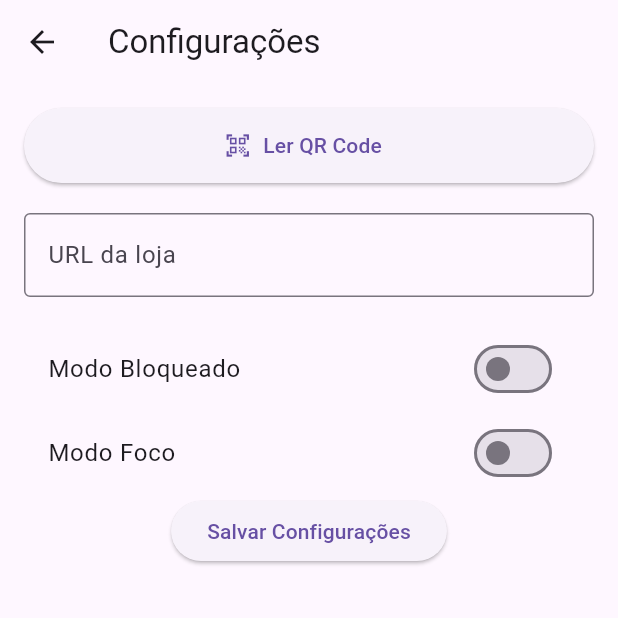
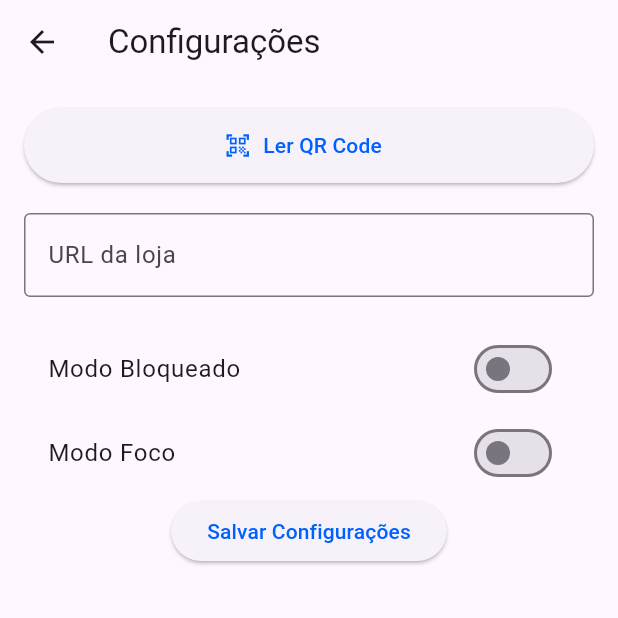
Before and after one commit to tiautomacao/webkiosk, a Flutter app: the ConfigScreen screen opened directly, on a phone screen of 412 x 824 dp, the top half of it. Run offline on Flutter 3.47's test engine with Material 3 defaults, Android fonts, the phone set to English and light mode, and no system bars; our stand-ins replace pinput, shared_preferences, webview_flutter; missing offline and left inert: flutter_autostart, kiosk_mode, mobile_scanner; accounts and stored records are empty.

Commit message:
Finalização da primeira realese

```diff
--- a/lib/screen/config_screen.dart
+++ b/lib/screen/config_screen.dart
@@ -46,7 +46,14 @@
               child: ElevatedButton.icon(
                 onPressed: _scanQrCode,
                 icon: const Icon(Icons.qr_code_scanner),
-                label: const Text('Ler QR Code'),
+                label: const Text('Ler QR Code',
+                style: TextStyle(
+                  color: Color(0xFF0061fe)
+                )),
+                style: ElevatedButton.styleFrom(
+                  iconColor: Color(0xFF0061fe)
+
+                ),
               ),
             ),
             const SizedBox(height: 20),
@@ -61,6 +68,7 @@
             SwitchListTile(
               title: const Text('Modo Bloqueado'),
               value: _isLockedModeEnabled,
+              activeColor: Color(0xFF0061fe),
               onChanged: (bool value) {
                 setState(() {
                   _isLockedModeEnabled = value;
@@ -70,6 +78,7 @@
             SwitchListTile(
               title: const Text('Modo Foco'),
               value: _isFocusModeEnabled,
+              activeColor: Color(0xFF0061fe),
               onChanged: (bool value) {
                 setState(() {
                   _isFocusModeEnabled = value;
@@ -78,7 +87,10 @@
             ),
             ElevatedButton(
               onPressed: _showConfirmDialog,
-              child: const Text('Salvar Configurações'),
+              child: const Text('Salvar Configurações',
+              style: TextStyle(
+                color: Color(0xFF0061fe)
+              ),),
             ),
           ],
         ),
--- a/lib/screen/kiosk_screen.dart
+++ b/lib/screen/kiosk_screen.dart
@@ -136,8 +136,9 @@
       ),
       floatingActionButton: (_savedUrl == null || _savedUrl!.isEmpty)
           ? FloatingActionButton(
+            backgroundColor: Colors.white70,
               onPressed: _scanQrCode,
-              child: const Icon(Icons.qr_code_scanner),
+              child: const Icon(Icons.qr_code_scanner, color: Color(0xFF0061fe),),
             )
           : null,
     );
--- a/lib/screen/password_screen.dart
+++ b/lib/screen/password_screen.dart
@@ -70,7 +70,7 @@
       ),
       submittedPinTheme: defaultPinTheme.copyWith(
         decoration: defaultPinTheme.decoration!.copyWith(
-          color: Colors.lightGreen.withOpacity(0.2),
+          //color: Colors.lightGreen.withOpacity(0.2),
         ),
       ),
       onCompleted: (pin) async {
@@ -79,6 +79,7 @@
             context,
             MaterialPageRoute(builder: (context) => const ConfigScreen()),
           );
+          _pinController.clear();
         } else {
           _pinController.clear();
           ScaffoldMessenger.of(context).showSnackBar(
--- a/pubspec.yaml
+++ b/pubspec.yaml
@@ -42,6 +42,8 @@
   pinput: ^5.0.2
   shared_preferences: ^2.2.0
   mobile_scanner: ^4.0.0
+  flutter_launcher_icons: ^0.14.4
+
 dev_dependencies:
   flutter_test:
     sdk: flutter
@@ -52,6 +54,7 @@
   # package. See that file for information about deactivating specific lint
   # rules and activating additional ones.
   flutter_lints: ^5.0.0
+
 
 # For information on the generic Dart part of this file, see the
 # following page: https://dart.dev/tools/pub/pubspec
```
Also changed, not shown: flutter_launcher_icons.yaml (added, +34 -0 lines), assets/icon/icon.png (added), pubspec.lock, 30 other files.
